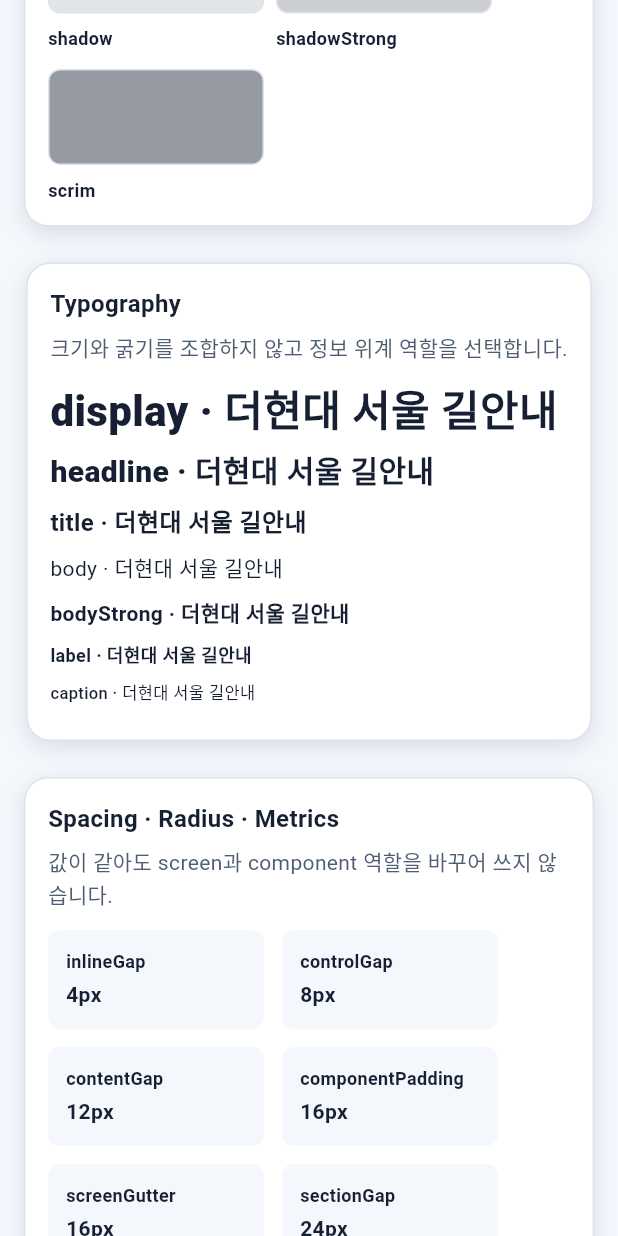
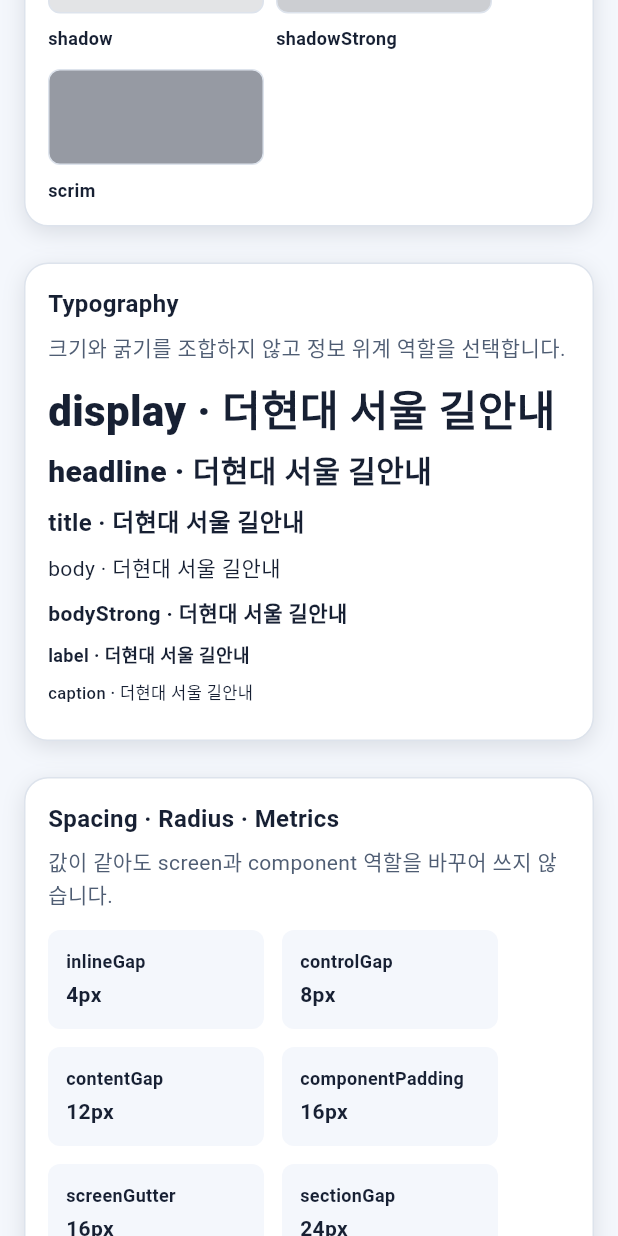
Before and after one commit to Routex-labs/routex-design-system, a Flutter app: the screen it shows after launch, scrolled down 2304 dp, on a phone screen of 412 x 824 dp. Run offline on Flutter 3.47's test engine with Material 3 defaults, Android fonts, the phone set to English and light mode, and no system bars.

Commit message:
fix: Showcase 섹션 정렬 통일

```diff
--- a/apps/showcase/lib/main.dart
+++ b/apps/showcase/lib/main.dart
@@ -179,6 +179,7 @@ class _FoundationCatalog extends StatelessWidget {
   Widget build(BuildContext context) {
     final colors = context.routexColors;
     return Column(
+      crossAxisAlignment: CrossAxisAlignment.stretch,
       children: [
         _ShowcaseSection(
           title: 'Semantic colors',
@@ -268,7 +269,9 @@ class _ShowcaseSection extends StatelessWidget {
   @override
   Widget build(BuildContext context) {
     final colors = context.routexColors;
-    return DecoratedBox(
+    return SizedBox(
+      width: double.infinity,
+      child: DecoratedBox(
         decoration: BoxDecoration(
           color: colors.surfaceRaised,
           borderRadius: RoutexRadii.card,
@@ -291,6 +294,7 @@ class _ShowcaseSection extends StatelessWidget {
               const SizedBox(height: RoutexSpacing.contentGap),
               child,
             ],
+          ),
         ),
       ),
     );
```
Lines whose indentation alone changed are shown as unchanged.
